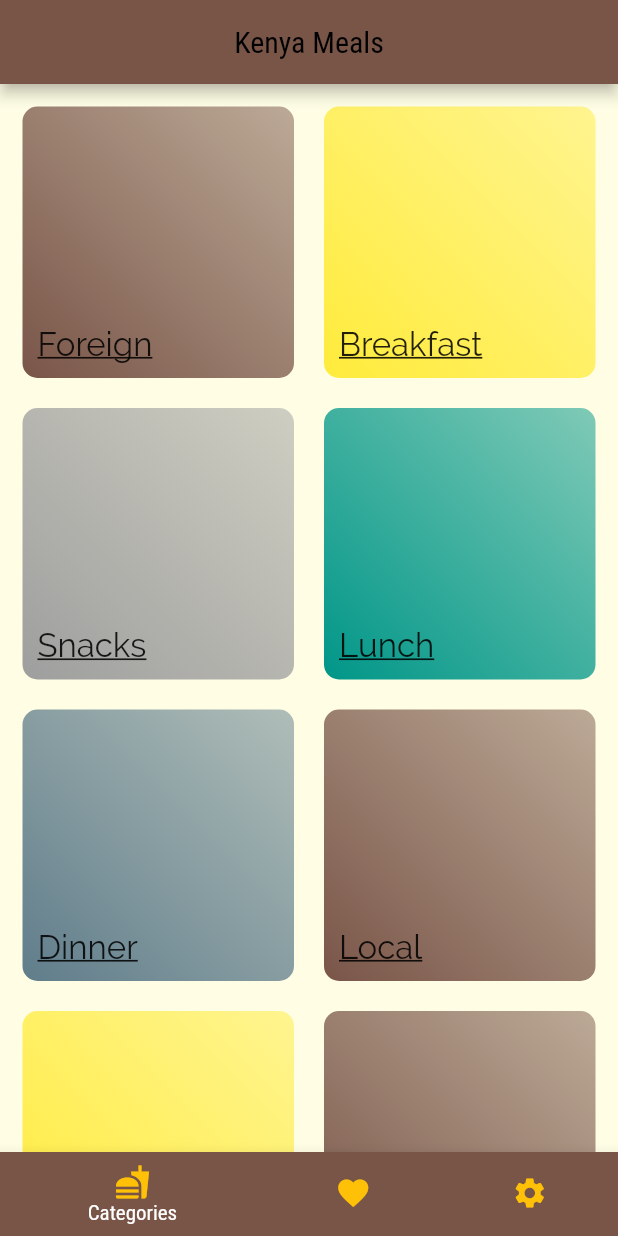
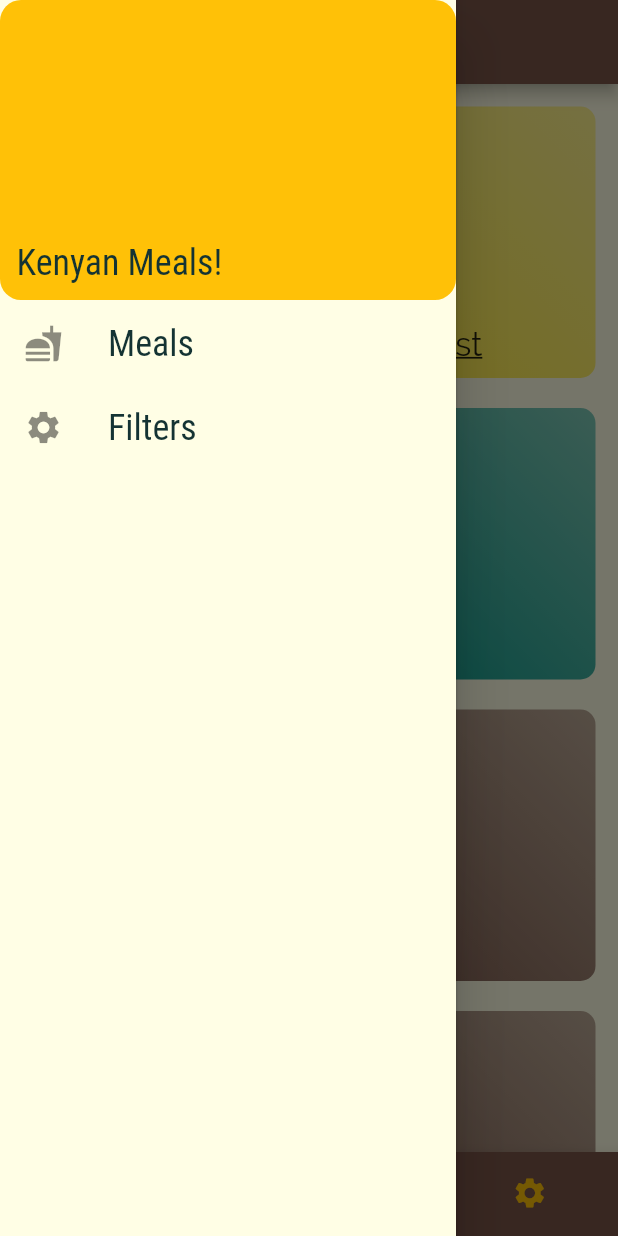
Before and after one commit to cosmasnyairo/meals_app, a Flutter app: the screen it shows after launch, with the side drawer open (before the commit the screen has no drawer), on a phone screen of 412 x 824 dp. Run offline on Flutter 3.47's test engine with Material 2 defaults, Android fonts, the phone set to English and light mode, and no system bars.

Commit message:
Added app drawer

```diff
--- a/lib/screens/tabs_screen.dart
+++ b/lib/screens/tabs_screen.dart
@@ -1,4 +1,6 @@
 import 'package:flutter/material.dart';
+
+import '../widgets/drawer.dart';
 import './categories_screen.dart';
 import './favourites_screen.dart';
 
@@ -8,9 +10,16 @@ class TabsScreen extends StatefulWidget {
 }
 
 class _TabsScreenState extends State<TabsScreen> {
-  final List<Widget> _pages = [
-    CategoriesScreen(),
-    FavouritesScreen(),
+  final List<Map<String, Object>> _pages = [
+    {
+      'page': CategoriesScreen(),
+      'title': 'Kenyan Meals',
+    },
+    {
+      'page': FavouritesScreen(),
+      'title': 'Favourite Meals',
+    },
+    //{'page':SettingsScreen(), 'title':'Settings'}
   ];
 
   int _selectedPageIndex = 0;
@@ -25,17 +34,16 @@ class _TabsScreenState extends State<TabsScreen> {
   Widget build(BuildContext context) {
     return Scaffold(
       appBar: AppBar(
-        title: Container(
-          alignment: Alignment.center,
-          child: const Text(
-            'Kenya Meals',
-            style: TextStyle(
-              color: Colors.black,
-            ),
-          ),
+        title: Text(
+          _pages[_selectedPageIndex]['title'],
+          style: TextStyle(color: Colors.black),
         ),
       ),
-      body: _pages[_selectedPageIndex],
+      drawer: Drawer(
+        child: MainDrawer(),
+        elevation: 1,
+      ),
+      body: _pages[_selectedPageIndex]['page'],
       bottomNavigationBar: BottomNavigationBar(
         onTap: _selectPage,
         currentIndex: _selectedPageIndex,
@@ -43,24 +51,18 @@ class _TabsScreenState extends State<TabsScreen> {
         items: [
           BottomNavigationBarItem(
             backgroundColor: Theme.of(context).primaryColor,
-            icon: Icon(
-              Icons.fastfood,
-              color: Theme.of(context).accentColor,
-            ),
+            icon: Icon(Icons.fastfood, color: Theme.of(context).accentColor),
             title: Text('Categories'),
           ),
           BottomNavigationBarItem(
             backgroundColor: Theme.of(context).primaryColor,
-            icon: Icon(
-              Icons.favorite,
-              color: Theme.of(context).accentColor,
-            ),
+            icon: Icon(Icons.favorite, color: Theme.of(context).accentColor),
             title: Text('Favourites'),
           ),
           BottomNavigationBarItem(
             backgroundColor: Theme.of(context).primaryColor,
             icon: Icon(Icons.settings, color: Theme.of(context).accentColor),
-            title: Text('Settings'),
+            title: Text('Filter'),
           ),
         ],
       ),
--- /dev/null
+++ b/lib/widgets/drawer.dart
@@ -0,0 +1,53 @@
+import 'package:flutter/material.dart';
+
+class MainDrawer extends StatelessWidget {
+  Widget buildlistTile(String title, IconData icon){
+    return ListTile(
+            leading: Icon(
+              icon,
+              size: 26,
+            ),
+            title: Text(
+              title,
+              style: TextStyle(
+                fontFamily: 'RobotoCondensed',
+                fontSize: 24,
+              ),
+            ),
+            onTap: (){
+            },
+          );
+  }
+  @override
+  Widget build(BuildContext context) {
+    return Drawer(
+      child: Column(
+        children: <Widget>[
+          Container(
+            height: 200 ,
+            alignment: Alignment.bottomLeft,
+            padding: EdgeInsets.all(11),
+            width: double.infinity,
+            decoration: BoxDecoration(
+              borderRadius: BorderRadius.circular(14),
+              color: Theme.of(context).accentColor,
+            ),
+            child: Text(
+              'Kenyan Meals!',
+              style: TextStyle(
+                fontSize: 24,
+                fontFamily: 'RobotoCondensed',
+              ),
+            ),
+          ),
+          SizedBox(
+            height: 1,
+          ),
+          buildlistTile('Meals', Icons.fastfood),
+          buildlistTile('Filters', Icons.settings),
+
+        ],
+      ),
+    );
+  }
+}
```
